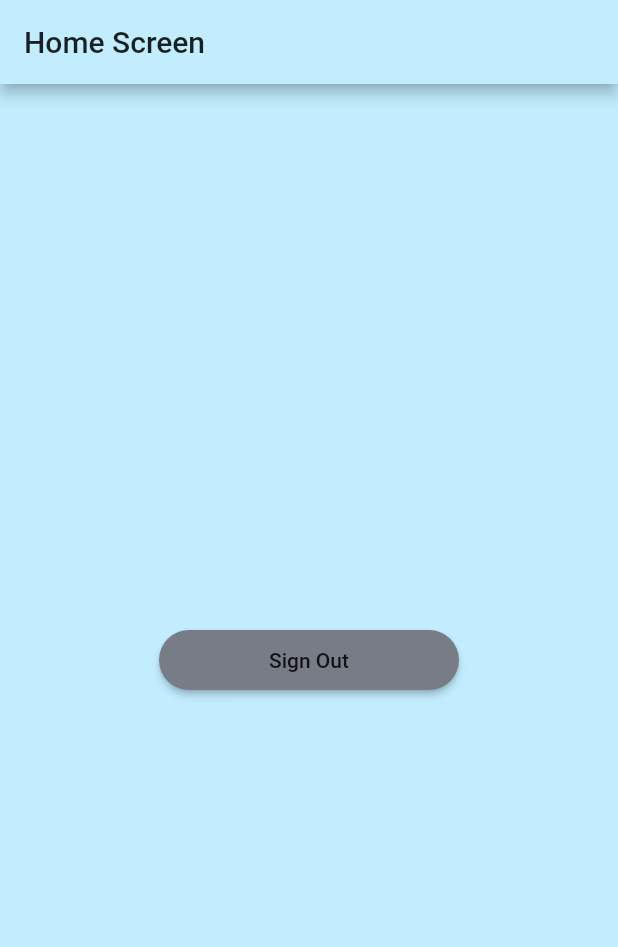
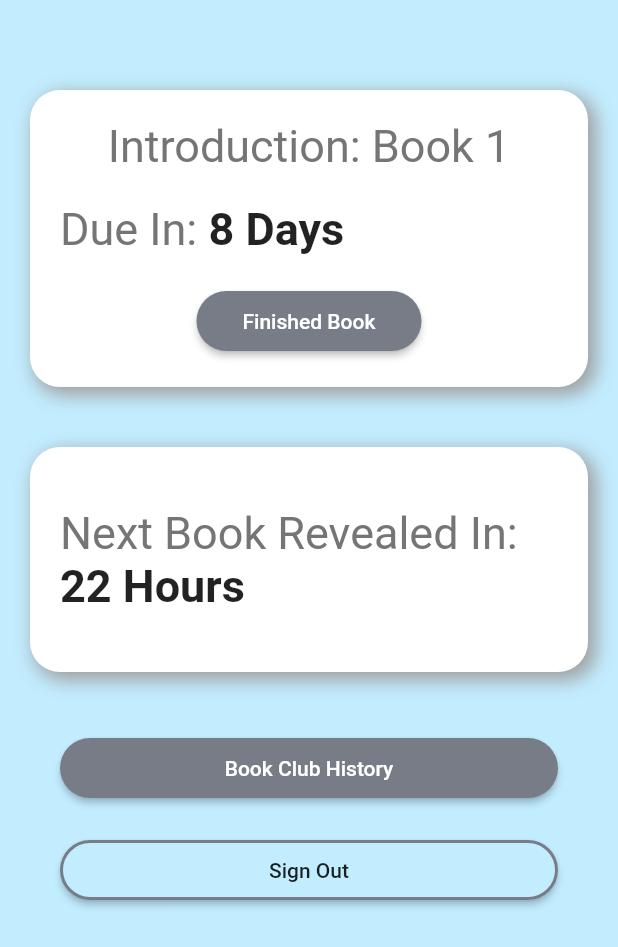
Before and after one commit to weiiwu/bookclub, a Flutter app: the HomeScreen screen opened directly, on a phone screen of 412 x 824 dp. Shown: the top 947 px of the screen. Run offline on Flutter 3.47's test engine with Material 2 defaults, Android fonts, the phone set to English and light mode, and no system bars; our stand-ins replace cloud_firestore, firebase_auth, google_sign_in; accounts and stored records are empty; network calls fail.

Commit message:
updates UI

```diff
--- a/lib/screens/home/home.dart
+++ b/lib/screens/home/home.dart
@@ -1,31 +1,141 @@
+import 'package:bookclub/screens/noGroup/noGroup.dart';
 import 'package:bookclub/screens/root/root.dart';
 import 'package:bookclub/states/currentUser.dart';
+import 'package:bookclub/widgets/ourContainer.dart';
 import 'package:flutter/material.dart';
 import 'package:provider/provider.dart';
 
 class HomeScreen extends StatelessWidget {
+  void _goToNoGroup(BuildContext context) {
+    Navigator.push(
+      context,
+      MaterialPageRoute(
+        builder: (context) => OurNoGroup(),
+      ),
+    );
+  }
+
+  void _signOut(BuildContext context) async {
+    CurrentUser _currentUser = Provider.of<CurrentUser>(context, listen: false);
+    String _returnString = await _currentUser.signOut();
+    if (_returnString == "success") {
+      Navigator.pushAndRemoveUntil(
+        context,
+        MaterialPageRoute(
+          builder: (context) => OurRoot(),
+        ),
+        (route) => false,
+      );
+    }
+  }
+
   @override
   Widget build(BuildContext context) {
     return Scaffold(
-        appBar: AppBar(
-          title: Text("Home Screen"),
-        ),
-        body: Center(
-          child: RaisedButton(
+      body: ListView(
+        children: <Widget>[
+          SizedBox(
+            height: 40,
+          ),
+          Padding(
+            padding: const EdgeInsets.all(20.0),
+            child: OurContainer(
+              child: Column(
+                children: <Widget>[
+                  Text(
+                    "Introduction: Book 1",
+                    style: TextStyle(
+                      fontSize: 30,
+                      color: Colors.grey[600],
+                    ),
+                  ),
+                  Padding(
+                    padding: const EdgeInsets.symmetric(vertical: 20.0),
+                    child: Row(
+                      children: <Widget>[
+                        Text(
+                          "Due In: ",
+                          style: TextStyle(
+                            fontSize: 30,
+                            color: Colors.grey[600],
+                          ),
+                        ),
+                        Text(
+                          "8 Days",
+                          style: TextStyle(
+                            fontSize: 30.0,
+                            fontWeight: FontWeight.bold,
+                          ),
+                        ),
+                      ],
+                    ),
+                  ),
+                  RaisedButton(
+                    child: Text(
+                      "Finished Book",
+                      style: TextStyle(color: Colors.white),
+                    ),
+                    onPressed: () {},
+                  )
+                ],
+              ),
+            ),
+          ),
+          Padding(
+            padding: const EdgeInsets.all(20.0),
+            child: OurContainer(
+              child: Padding(
+                padding: const EdgeInsets.symmetric(vertical: 20.0),
+                child: Column(
+                  crossAxisAlignment: CrossAxisAlignment.start,
+                  children: <Widget>[
+                    Text(
+                      "Next Book Revealed In: ",
+                      style: TextStyle(
+                        fontSize: 30,
+                        color: Colors.grey[600],
+                      ),
+                    ),
+                    Text(
+                      "22 Hours",
+                      style: TextStyle(
+                        fontSize: 30.0,
+                        fontWeight: FontWeight.bold,
+                      ),
+                    ),
+                  ],
+                ),
+              ),
+            ),
+          ),
+          Padding(
+            padding:
+                const EdgeInsets.symmetric(horizontal: 40.0, vertical: 20.0),
+            child: RaisedButton(
+              child: Text(
+                "Book Club History",
+                style: TextStyle(color: Colors.white),
+              ),
+              onPressed: () => _goToNoGroup(context),
+            ),
+          ),
+          Padding(
+            padding: const EdgeInsets.symmetric(horizontal: 40.0),
+            child: RaisedButton(
               child: Text("Sign Out"),
-              onPressed: () async {
-                CurrentUser _currentUser =
-                    Provider.of<CurrentUser>(context, listen: false);
-                String _returnString = await _currentUser.signOut();
-                if (_returnString == "success") {
-                  Navigator.pushAndRemoveUntil(
-                      context,
-                      MaterialPageRoute(
-                        builder: (context) => OurRoot(),
-                      ),
-                      (route) => false);
-                }
-              }),
-        ));
+              onPressed: () => _signOut(context),
+              color: Theme.of(context).canvasColor,
+              shape: RoundedRectangleBorder(
+                borderRadius: BorderRadius.circular(20.0),
+                side: BorderSide(
+                  color: Theme.of(context).secondaryHeaderColor,
+                  width: 2,
+                ),
+              ),
+            ),
+          )
+        ],
+      ),
+    );
   }
 }
--- a/lib/utils/ourTheme.dart
+++ b/lib/utils/ourTheme.dart
@@ -28,7 +28,7 @@ class OurTheme {
       buttonTheme: ButtonThemeData(
         buttonColor: _darkGrey,
         padding: EdgeInsets.symmetric(horizontal: 20.0),
-        minWidth: 200,
+        minWidth: 150,
         height: 40.0,
         shape: RoundedRectangleBorder(
           borderRadius: BorderRadius.circular(20.0),
```
Also changed, not shown: lib/screens/noGroup/noGroup.dart (added, +70 -0 lines).
